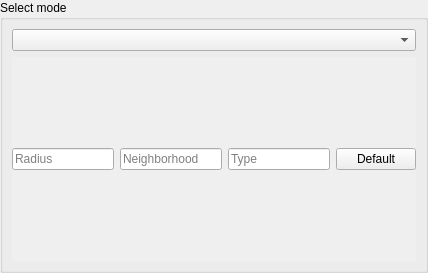
dboun/MITK, file Plugins/org.mitk.gui.qt.radiomics/src/internal/QmitkRadiomicsStatisticCaPTkHeaderViewControls.ui: the form before one commit.
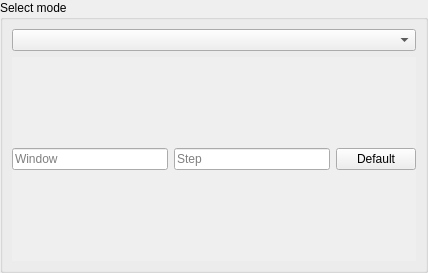
The form after the commit.

Patch:
```diff
--- a/Plugins/org.mitk.gui.qt.radiomics/src/internal/QmitkRadiomicsStatisticCaPTkHeaderViewControls.ui
+++ b/Plugins/org.mitk.gui.qt.radiomics/src/internal/QmitkRadiomicsStatisticCaPTkHeaderViewControls.ui
@@ -68,19 +68,12 @@
             <number>0</number>
            </property>
            <item>
-            <widget class="QLineEdit" name="lineEdit_radius">
-             <property name="placeholderText">
-              <string>Radius</string>
-             </property>
-            </widget>
-           </item>
-           <item>
-            <widget class="QLineEdit" name="lineEdit_neighborhood">
+            <widget class="QLineEdit" name="lineEdit_window">
              <property name="text">
               <string/>
              </property>
              <property name="placeholderText">
-              <string>Neighborhood</string>
+              <string>Window</string>
              </property>
             </widget>
            </item>
@@ -90,7 +83,7 @@
               <string/>
              </property>
              <property name="placeholderText">
-              <string>Type</string>
+              <string>Step</string>
              </property>
             </widget>
            </item>
```
Left out of the diff: 2 changed lines with no effect on the pictures.
